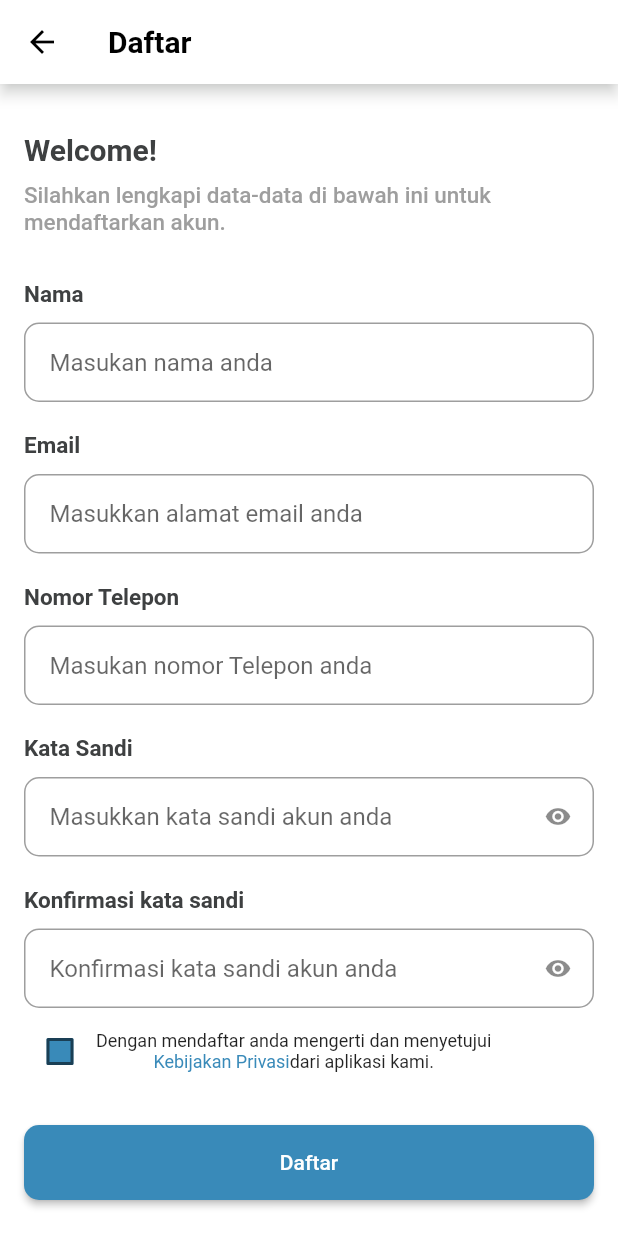
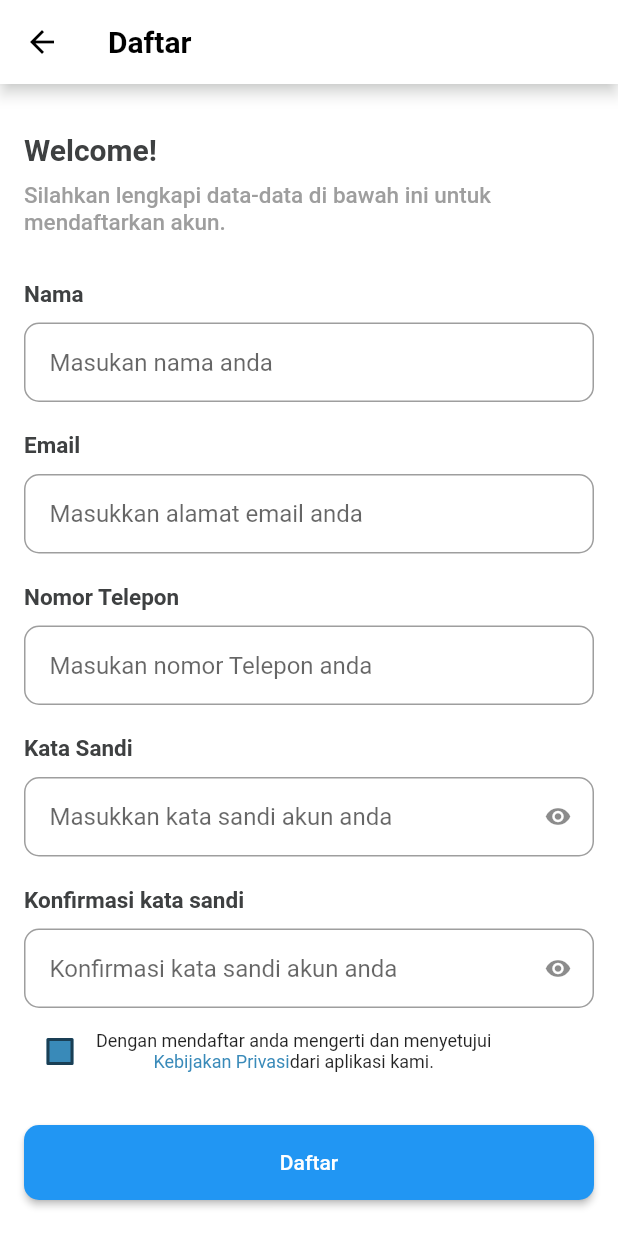
Before and after one commit to citiasia-internship/blanjaloka, a Flutter app: the RegisterPage screen opened by its route, on a phone screen of 412 x 824 dp. Run offline on Flutter 3.47's test engine with Material 2 defaults, Android fonts, the phone set to English and light mode, and no system bars; our stand-ins replace carousel_slider, dotted_border, equatable, flutter_bloc, flutter_lorem, flutter_svg and 3 more; network calls fail.

Commit message:
Update background color comment

```diff
--- a/lib/page/detail_screen.dart
+++ b/lib/page/detail_screen.dart
@@ -114,7 +114,7 @@ class DetailScreen extends StatelessWidget {
                   padding: const EdgeInsets.fromLTRB(24, 12, 24, 12),
                   child: ElevatedButton(
                     style: ElevatedButton.styleFrom(
-                      backgroundColor: primaryBlue6,
+                      // backgroundColor: primaryBlue6,
                       shape: const RoundedRectangleBorder(
                         borderRadius: BorderRadius.all(
                           Radius.circular(10),
--- a/lib/page/login/forgot_password_page.dart
+++ b/lib/page/login/forgot_password_page.dart
@@ -103,7 +103,8 @@ class _ForgotPasswordPageState extends State<ForgotPasswordPage> {
                     borderRadius: BorderRadius.circular(defaultRadius),
                     child: ElevatedButton(
                       style: ElevatedButton.styleFrom(
-                          backgroundColor: primaryBlue6),
+                          // backgroundColor: primaryBlue6
+                      ),
                       onPressed: () {
                         Navigator.of(context)
                             .pushNamed(forgotPasswordConfirmationRoute);
--- a/lib/page/login/login_page.dart
+++ b/lib/page/login/login_page.dart
@@ -162,7 +162,7 @@ class _LoginPageState extends State<LoginPage> {
                     borderRadius: BorderRadius.circular(defaultRadius),
                     child: ElevatedButton(
                       style: ElevatedButton.styleFrom(
-                        backgroundColor: primaryBlue6,
+                        // backgroundColor: primaryBlue6,
                       ),
                       onPressed: () {
                         Navigator.pushNamedAndRemoveUntil(
@@ -207,7 +207,7 @@ class _LoginPageState extends State<LoginPage> {
                     borderRadius: BorderRadius.circular(defaultRadius),
                     child: ElevatedButton(
                       style: ElevatedButton.styleFrom(
-                        backgroundColor: neutralGrey1,
+                        // backgroundColor: neutralGrey1,
                       ),
                       onPressed: () {},
                       child: Row(
@@ -233,7 +233,7 @@ class _LoginPageState extends State<LoginPage> {
                     borderRadius: BorderRadius.circular(defaultRadius),
                     child: ElevatedButton(
                       style: ElevatedButton.styleFrom(
-                        backgroundColor: neutralGrey1,
+                        // backgroundColor: neutralGrey1,
                       ),
                       onPressed: () {},
                       child: Row(
--- a/lib/theme/theme.dart
+++ b/lib/theme/theme.dart
@@ -122,12 +122,13 @@ OutlineInputBorder outlineInputBorder = OutlineInputBorder(
 
 var buttonSecondaryRegister = ElevatedButton.styleFrom(
   shape: RoundedRectangleBorder(borderRadius: BorderRadius.circular(10)),
-  padding: EdgeInsets.all(17),
-  backgroundColor: progressGrey,
+  padding: const EdgeInsets.all(17),
+  // backgroundColor: progressGrey,
   side: BorderSide(color: neutralWhite),
 );
 
 var buttonPrimaryRegister = ElevatedButton.styleFrom(
     shape: RoundedRectangleBorder(borderRadius: BorderRadius.circular(10)),
-    padding: EdgeInsets.all(17),
-    backgroundColor: primaryBlue6);
+    padding: const EdgeInsets.all(17),
+    // backgroundColor: primaryBlue6
+);
```
Also changed, not shown: pubspec.lock.
